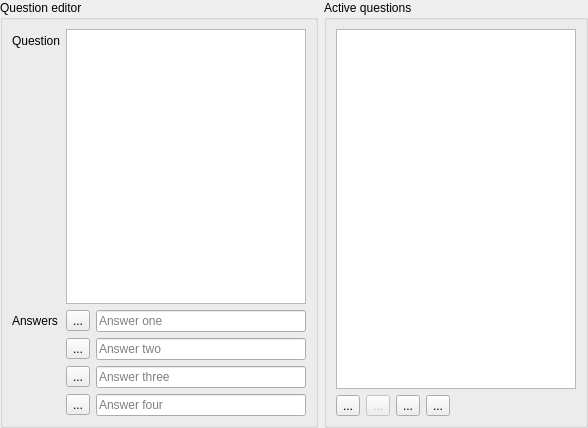
Above: src/templates/quiz/quizeditor.ui from BuildmLearn/BuildmLearn-Toolkit before the change. Below: the same form after it.
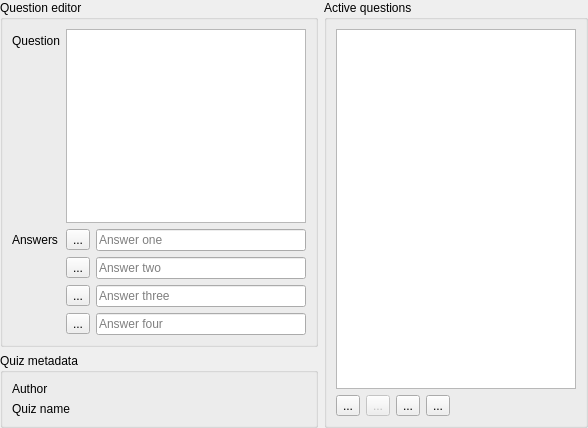
That is the form after the change. Custom widgets are drawn as their Qt base class.

Patch:
```diff
--- a/src/templates/quiz/quizeditor.ui
+++ b/src/templates/quiz/quizeditor.ui
@@ -32,6 +32,9 @@
       <string>Question editor</string>
      </property>
      <layout class="QFormLayout" name="formLayout">
+      <property name="fieldGrowthPolicy">
+       <enum>QFormLayout::AllNonFixedFieldsGrow</enum>
+      </property>
       <item row="0" column="0">
        <widget class="QLabel" name="label">
         <property name="text">
@@ -138,7 +141,7 @@
      </layout>
     </widget>
    </item>
-   <item row="0" column="1">
+   <item row="0" column="1" rowspan="2">
     <widget class="QGroupBox" name="groupBox_2">
      <property name="title">
       <string>Active questions</string>
@@ -216,6 +219,35 @@
      </layout>
     </widget>
    </item>
+   <item row="1" column="0">
+    <widget class="QGroupBox" name="groupBox_3">
+     <property name="title">
+      <string>Quiz metadata</string>
+     </property>
+     <layout class="QFormLayout" name="formLayout_2">
+      <item row="1" column="0">
+       <widget class="QLabel" name="label_3">
+        <property name="text">
+         <string>Author</string>
+        </property>
+       </widget>
+      </item>
+      <item row="2" column="0">
+       <widget class="QLabel" name="label_4">
+        <property name="text">
+         <string>Quiz name</string>
+        </property>
+       </widget>
+      </item>
+      <item row="1" column="1">
+       <widget class="LineEditWithStatus" name="m_txtAuthor" native="true"/>
+      </item>
+      <item row="2" column="1">
+       <widget class="LineEditWithStatus" name="m_txtName" native="true"/>
+      </item>
+     </layout>
+    </widget>
+   </item>
   </layout>
  </widget>
  <customwidgets>
@@ -224,6 +256,12 @@
    <extends>QToolButton</extends>
    <header>plaintoolbutton.h</header>
   </customwidget>
+  <customwidget>
+   <class>LineEditWithStatus</class>
+   <extends>QWidget</extends>
+   <header>lineeditwithstatus.h</header>
+   <container>1</container>
+  </customwidget>
  </customwidgets>
  <resources/>
  <connections/>
```
